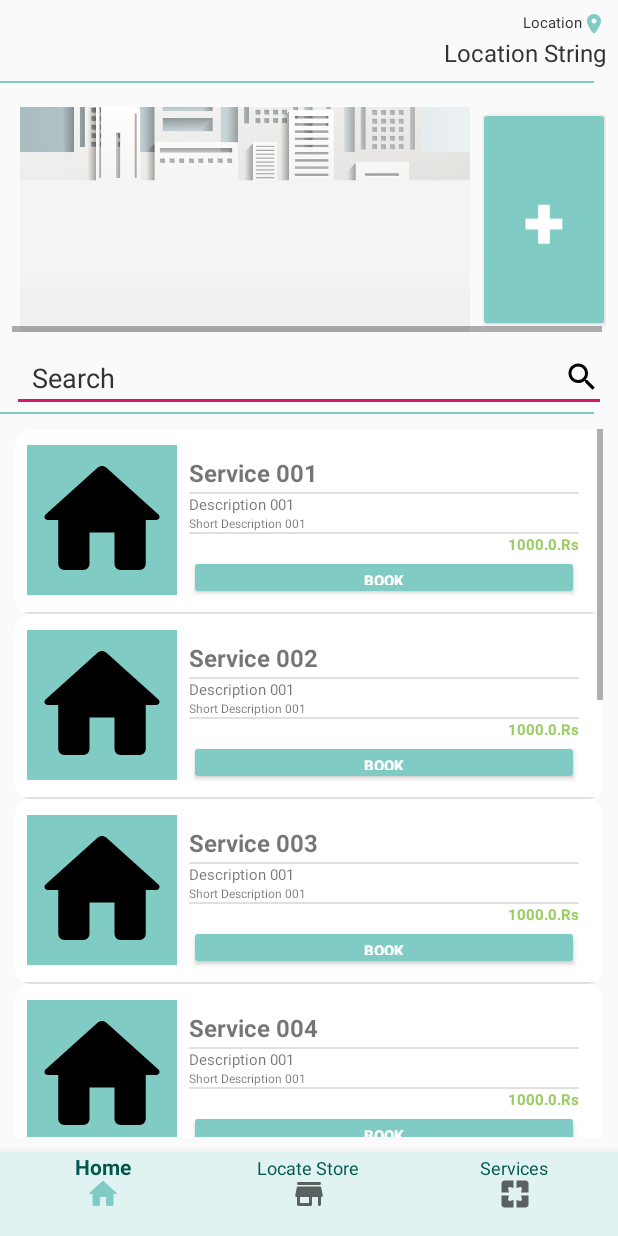
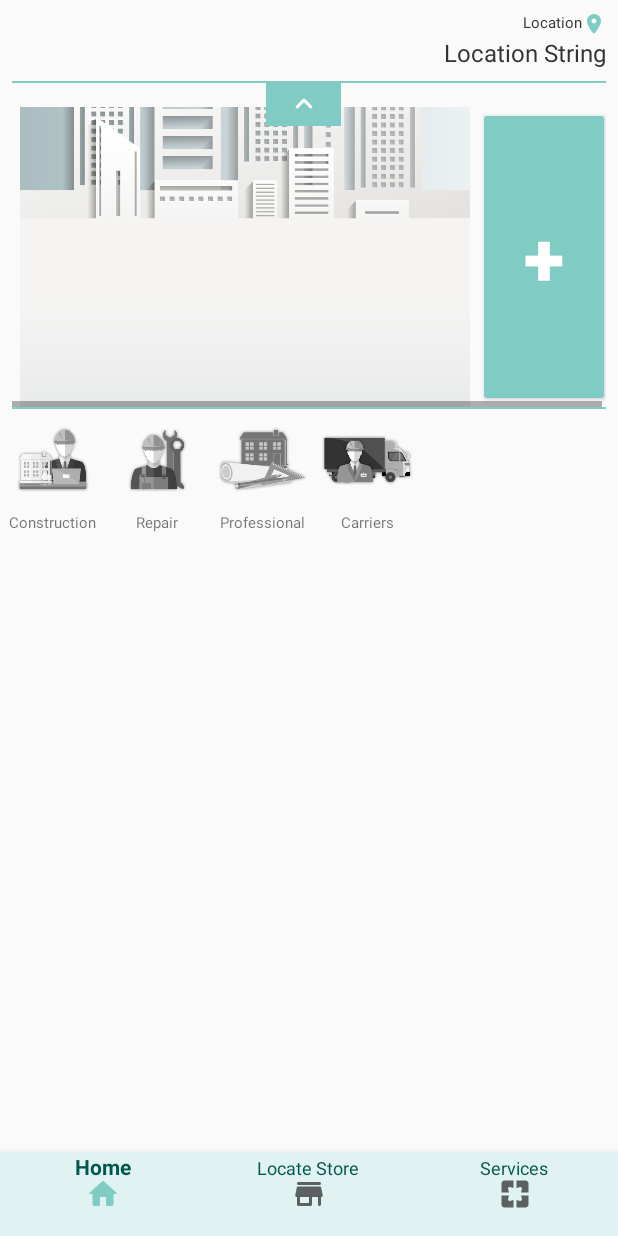
Before and after one commit to mayurs-code/Buildovo, an Android app: the MainActivity screen opened directly, with no data from a screen before it, on a phone screen of 412 x 824 dp. Run offline under Robolectric (Android 15) with nearby library versions, the phone set to English and light mode, and no system bars.

Commit message:
Initial Commit Recycler view can now change to items specified by sub categories

```diff
--- a/app/src/main/java/com/InfinitySolutions/buildovo/MainActivity.java
+++ b/app/src/main/java/com/InfinitySolutions/buildovo/MainActivity.java
@@ -2,33 +2,35 @@ package com.InfinitySolutions.buildovo;
 
 import androidx.annotation.NonNull;
 import androidx.appcompat.app.AppCompatActivity;
-import androidx.appcompat.widget.Toolbar;
 import androidx.core.app.ActivityCompat;
 import androidx.core.content.ContextCompat;
 import androidx.recyclerview.widget.LinearLayoutManager;
 import androidx.recyclerview.widget.RecyclerView;
 
 import android.Manifest;
-import android.app.Activity;
 import android.content.Context;
 import android.content.Intent;
 import android.content.pm.PackageManager;
-import android.content.res.Resources;
+import android.graphics.Color;
+import android.graphics.drawable.Drawable;
 import android.location.Address;
 import android.location.Geocoder;
 import android.location.Location;
 import android.location.LocationListener;
 import android.location.LocationManager;
 import android.os.Bundle;
-import android.os.Handler;
 import android.util.Log;
-import android.view.LayoutInflater;
+import android.view.Gravity;
 import android.view.MenuItem;
+import android.view.MotionEvent;
 import android.view.View;
+import android.view.ViewGroup;
 import android.widget.Button;
+import android.widget.HorizontalScrollView;
 import android.widget.ImageButton;
 import android.widget.ImageView;
 import android.widget.LinearLayout;
+import android.widget.RemoteViews;
 import android.widget.TextView;
 
 import com.google.android.gms.maps.model.LatLng;
@@ -68,6 +70,8 @@ public class MainActivity extends AppCompatActivity implements BottomNavigationV
     protected void onCreate(Bundle savedInstanceState) {
         super.onCreate(savedInstanceState);
         setContentView(R.layout.activity_main);
+
+
 
 
 
@@ -144,6 +148,9 @@ public class MainActivity extends AppCompatActivity implements BottomNavigationV
         recyclerView.setLayoutManager(new LinearLayoutManager(this));
 
 
+
+
+
         {
             cardList.add(
                     new ServicesCard(
@@ -155,113 +162,213 @@ public class MainActivity extends AppCompatActivity implements BottomNavigationV
                             "Book", R.drawable.home_icon
                     )
             );
-                cardList.add(
-                        new ServicesCard(
-                                1,
-                                "Service 002",
-                                "Description 001",
-                                "Short Description 001",
-                                1000.0,
-                                "Book", R.drawable.home_icon
-                        )
-                );
-                cardList.add(
-                        new ServicesCard(
-                                1,
-                                "Service 003",
-                                "Description 001",
-                                "Short Description 001",
-                                1000.0,
-                                "Book", R.drawable.home_icon
-                        )
-                );
-                cardList.add(
-                        new ServicesCard(
-                                1,
-                                "Service 004",
-                                "Description 001",
-                                "Short Description 001",
-                                1000.0,
-                                "Book", R.drawable.home_icon
-                        )
-                );
-                cardList.add(
-                        new ServicesCard(
-                                1,
-                                "Service 005",
-                                "Description 001",
-                                "Short Description 001",
-                                1000.0,
-                                "Book", R.drawable.home_icon
-                        )
-                );
-                cardList.add(
-                        new ServicesCard(
-                                1,
-                                "Service 001",
-                                "Description 001",
-                                "Short Description 001",
-                                1000.0,
-                                "Book", R.drawable.home_icon
-                        )
-                );
-                cardList.add(
-                        new ServicesCard(
-                                1,
-                                "Service 002",
-                                "Description 001",
-                                "Short Description 001",
-                                1000.0,
-                                "Book", R.drawable.home_icon
-                        )
-                );
-                cardList.add(
-                        new ServicesCard(
-                                1,
-                                "Service 003",
-                                "Description 001",
-                                "Short Description 001",
-                                1000.0,
-                                "Book", R.drawable.home_icon
-                        )
-                );
-                cardList.add(
-                        new ServicesCard(
-                                1,
-                                "Service 004",
-                                "Description 001",
-                                "Short Description 001",
-                                1000.0,
-                                "Book", R.drawable.home_icon
-                        )
-                );
-                cardList.add(
-                        new ServicesCard(
-                                1,
-                                "Service 005",
-                                "Description 001",
-                                "Short Description 001",
-                                1000.0,
-                                "Book", R.drawable.home_icon
-                        )
-                );
+
         }//add sample data
 
 
 
 
 
+
+//        adapter.setOnItemClickListner(new ServiceAdapters.OnItemClickListner() {
+//            @Override
+//            public void onItemClick(int position) {
+//                item_clicked(position);
+//
+//            }
+//        });
+
+    }//card view initialization
+        {
+            create_Cateogories(getDrawable(R.drawable.all_material_bw),"Construction");
+            create_Cateogories(getDrawable(R.drawable.repairsl_bw),"Repair");
+            create_Cateogories(getDrawable(R.drawable.special_bw),"Professional");
+            create_Cateogories(getDrawable(R.drawable.transport_bw),"Carriers");
+            ImageButton b=(ImageButton)findViewById(R.id.imageButton_first_cateogory);
+            b.setMaxWidth(0);
+            b.setVisibility(View.GONE);
+
+        }//Create cateogories
+
+
+    }
+
+
+
+    public void fill_cards(List<ServicesCard> cards_list,String title,RecyclerView recyclerView, ServiceAdapters adapter,int drawable)
+    {
+        cards_list.add(new ServicesCard(
+                1,
+                title,
+                "Description 001",
+                "Short Description 001",
+                1000.0,
+                "Book",
+                 drawable
+        ));
+
         adapter=new ServiceAdapters(this,cardList);
         recyclerView.setAdapter(adapter);
-            adapter.setOnItemClickListner(new ServiceAdapters.OnItemClickListner() {
+    }
+
+
+
+
+    public void collapse_ad(View view)
+    {
+        HorizontalScrollView hsv=(HorizontalScrollView)findViewById(R.id.horizontalScrollView);
+        ImageButton ib=(ImageButton) findViewById(R.id.collapse_ads);
+
+        ViewGroup.LayoutParams vlp=hsv.getLayoutParams();
+        if(vlp.height==0)
+        {
+            ib.setRotation(0);
+            vlp.height=500;
+        }
+        else {
+            ib.setRotation(180);
+            vlp.height=0;
+        }
+        hsv.setLayoutParams(vlp);
+
+    }
+
+    public void create_Cateogories(Drawable image,String text)
+    {
+        LinearLayout layout=(LinearLayout)findViewById(R.id.service_cateogories_linear);
+        LinearLayout layoutVertical=new LinearLayout(this);
+        layoutVertical.setOrientation(LinearLayout.VERTICAL);
+        TextView category_text=new TextView(this);
+        category_text.setTextSize(10);
+        category_text.setText(text);
+        category_text.setGravity(Gravity.CENTER);
+        ImageButton cateogory=new ImageButton(this);
+        cateogory.setId(layout.getChildCount()+100);
+        cateogory.setLayoutParams(((ImageButton)findViewById(R.id.imageButton_first_cateogory)).getLayoutParams());
+        cateogory.setImageDrawable(image);
+        cateogory.setBackgroundColor((Color.TRANSPARENT));
+        cateogory.setScaleType(ImageView.ScaleType.CENTER_CROP);
+        cateogory.setOnClickListener(new View.OnClickListener() {
             @Override
-            public void onItemClick(int position) {
-                item_clicked(position);
+            public void onClick(View view) {
+
+
+                switch (view.getId())
+                {
+
+
+                    case 101:
+                    {
+                        cardList=new ArrayList<>();
+                        reset_all_Cateogories();
+                        ImageButton b=(ImageButton)findViewById(view.getId());
+                        b.setImageDrawable(getDrawable(R.drawable.all_material_co));
+                        {
+                            ArrayList<String> subCat=new ArrayList<>();
+                            subCat.add("Construction Materials");
+                            subCat.add("Sanitary and Hardwares");
+                            subCat.add("Electricals and Electronics");
+                            subCat.add("Paints and POP");
+                            subCat.add("Plumbing");
+                            subCat.add("Hardware Fixtures");
+
+
+                            for (String i:subCat)
+                                fill_cards(cardList,i,recyclerView,adapter,R.drawable.all_material_bw);
+                        }//add sub categories
+
+                        Log.i("drawing","WORKING");
+                        break;
+
+                    }
+                    case 102:
+                    {
+                        cardList=new ArrayList<>();
+                        reset_all_Cateogories();
+                        ImageButton b=(ImageButton)findViewById(view.getId());
+                        b.setImageDrawable(getDrawable(R.drawable.repairsl_co));
+                        {
+                            ArrayList<String> subCat=new ArrayList<>();
+                            subCat.add("Technicians");
+                            subCat.add("Plumbers");
+                            subCat.add("Carpenters");
+                            subCat.add("Painters");
+                            subCat.add("Welders");
+                            subCat.add("Contractors");
+
+
+                            for (String i:subCat)
+                                fill_cards(cardList,i,recyclerView,adapter,R.drawable.repairsl_bw);
+                        }//add sub categories
+
+                        break;
+
+                    }
+                    case 103:
+                    {
+                        cardList=new ArrayList<>();
+                        reset_all_Cateogories();
+                        ImageButton b=(ImageButton)findViewById(view.getId());
+                        b.setImageDrawable(getDrawable(R.drawable.special_co));
+                        {
+                            ArrayList<String> subCat=new ArrayList<>();
+                            subCat.add("Plan and Desigining");
+                            subCat.add("Interior and exterior Desigining");
+                            subCat.add("Site Engineers");
+
+
+                            for (String i:subCat)
+                                fill_cards(cardList,i,recyclerView,adapter,R.drawable.special_bw);
+                        }//add sub categories
+                        break;
+
+                    }
+                    case 104:
+                    {
+                        cardList=new ArrayList<>();
+                        reset_all_Cateogories();
+                        ImageButton b=(ImageButton)findViewById(view.getId());
+                        b.setImageDrawable(getDrawable(R.drawable.transport_co));
+                        {
+                            ArrayList<String> subCat=new ArrayList<>();
+                            subCat.add("Light duty vehicle");
+                            subCat.add("Medium duty vehicle");
+                            subCat.add("Heavy duty vehicle");
+                            subCat.add("Construction Vehicle");
+                            subCat.add("JCB's and Road Rollers");
+
+
+                            for (String i:subCat)
+                                fill_cards(cardList,i,recyclerView,adapter,R.drawable.transport_bw);
+                        }//add sub categories
+                        break;
+
+                    }
+
+                }
 
             }
         });
 
-        }//card view initialization
+        layoutVertical.addView(cateogory);
+        layoutVertical.addView(category_text);
+        layout.addView(layoutVertical);
+
+
+    }
+
+    public void reset_all_Cateogories()
+    {
+
+        ImageButton b1=(ImageButton)findViewById((int)101);
+        ImageButton b2=(ImageButton)findViewById((int)102);
+        ImageButton b3=(ImageButton)findViewById((int)103);
+        ImageButton b4=(ImageButton)findViewById((int)104);
+        b1.setImageDrawable(getDrawable(R.drawable.all_material_bw));
+        b2.setImageDrawable(getDrawable(R.drawable.repairsl_bw));
+        b3.setImageDrawable(getDrawable(R.drawable.special_bw));
+        b4.setImageDrawable(getDrawable(R.drawable.transport_bw));
+
 
     }
 
@@ -298,6 +405,9 @@ public class MainActivity extends AppCompatActivity implements BottomNavigationV
         new_button.setLayoutParams(sample_button.getLayoutParams());
         advertize_layout.addView(new_button,0);
     }
+
+
+
 
     @Override
     public boolean onNavigationItemSelected(@NonNull MenuItem menuItem)
--- a/app/src/main/java/com/InfinitySolutions/buildovo/logo_start.java
+++ b/app/src/main/java/com/InfinitySolutions/buildovo/logo_start.java
@@ -20,7 +20,7 @@ public class logo_start extends AppCompatActivity {
                 startActivity(toHomeScreen);
                 finish();
             }
-        },3500);
+        },1000);
 
     }
 }
--- /dev/null
+++ b/app/src/main/res/drawable/arrow_up.xml
@@ -0,0 +1,9 @@
+<vector xmlns:android="http://schemas.android.com/apk/res/android"
+    android:width="24dp"
+    android:height="24dp"
+    android:viewportWidth="24"
+    android:viewportHeight="24">
+  <path
+      android:fillColor="@color/white"
+      android:pathData="M8.12,14.71L12,10.83l3.88,3.88c0.39,0.39 1.02,0.39 1.41,0 0.39,-0.39 0.39,-1.02 0,-1.41L12.7,8.71c-0.39,-0.39 -1.02,-0.39 -1.41,0L6.7,13.3c-0.39,0.39 -0.39,1.02 0,1.41 0.39,0.38 1.03,0.39 1.42,0z"/>
+</vector>
--- /dev/null
+++ b/app/src/main/res/drawable/roundcorner.xml
@@ -0,0 +1,6 @@
+<shape xmlns:android="http://schemas.android.com/apk/res/android"
+    android:shape="oval">
+
+    <solid android:color="#ffffff" />
+
+</shape>
--- a/app/src/main/res/layout/activity_main.xml
+++ b/app/src/main/res/layout/activity_main.xml
@@ -8,9 +8,7 @@
     android:layout_height="match_parent"
     tools:context="MainActivity">
 
-    <androidx.constraintlayout.widget.ConstraintLayout xmlns:android="http://schemas.android.com/apk/res/android"
-        xmlns:app="http://schemas.android.com/apk/res-auto"
-        xmlns:tools="http://schemas.android.com/tools"
+    <androidx.constraintlayout.widget.ConstraintLayout
         android:layout_width="match_parent"
         android:layout_height="match_parent"
         android:orientation="vertical"
@@ -61,17 +59,19 @@
             android:id="@+id/divider"
             android:layout_width="0dp"
             android:layout_height="1.5dp"
+            android:layout_marginStart="8dp"
             android:layout_marginTop="8dp"
             android:layout_marginEnd="8dp"
             android:background="?android:attr/listDivider"
             android:foreground="@color/colorPrimary"
-            app:layout_constraintEnd_toEndOf="@+id/location_Linear_layout"
+            app:layout_constraintEnd_toEndOf="parent"
+            app:layout_constraintStart_toStartOf="parent"
             app:layout_constraintTop_toBottomOf="@+id/location_Linear_layout" />
 
         <HorizontalScrollView
             android:id="@+id/horizontalScrollView"
             android:layout_width="0dp"
-            android:layout_height="wrap_content"
+            android:layout_height="200dp"
             android:layout_marginStart="8dp"
             android:layout_marginTop="16dp"
             android:layout_marginEnd="8dp"
@@ -82,7 +82,7 @@
             <LinearLayout
                 android:id="@+id/advertize_linear_layout"
                 android:layout_width="wrap_content"
-                android:layout_height="150dp">
+                android:layout_height="match_parent">
 
                 <ImageView
                     android:id="@+id/ad_button_first"
@@ -111,36 +111,68 @@
             </LinearLayout>
         </HorizontalScrollView>
 
-        <EditText
-            android:id="@+id/search_field"
+
+        <ImageButton
+            android:id="@+id/collapse_ads"
+            android:layout_width="50dp"
+            android:layout_height="30dp"
+            android:layout_marginTop="8dp"
+            android:layout_marginEnd="8dp"
+            android:background="@color/colorPrimary"
+            android:fadingEdge="vertical"
+            android:onClick="collapse_ad"
+            android:src="@drawable/arrow_up"
+            app:layout_constraintEnd_toEndOf="parent"
+            app:layout_constraintStart_toStartOf="parent"
+            app:layout_constraintTop_toBottomOf="@+id/location_Linear_layout" />
+
+        <HorizontalScrollView
+            android:id="@+id/service_cateogories_scroll"
             android:layout_width="0dp"
             android:layout_height="wrap_content"
-            android:layout_marginStart="8dp"
-            android:layout_marginTop="8dp"
-            android:layout_marginEnd="8dp"
-            android:drawableRight="@drawable/search_icon"
-            android:ems="10"
-            android:hint="  Search  "
-            android:inputType="textPersonName"
-            android:pointerIcon="copy"
-            android:textColor="#4DB6AC"
-            android:textColorHighlight="#A5D6A7"
-            android:textColorHint="#333333"
-            android:textColorLink="#80CBC4"
+            app:layout_constraintBottom_toTopOf="@id/recycler_services"
             app:layout_constraintEnd_toEndOf="parent"
             app:layout_constraintStart_toStartOf="parent"
-            app:layout_constraintTop_toBottomOf="@+id/horizontalScrollView" />
+            app:layout_constraintTop_toTopOf="@id/divider2">
 
+            <LinearLayout
+                android:id="@+id/service_cateogories_linear"
+                android:layout_width="wrap_content"
+                android:layout_height="match_parent"
+                android:orientation="horizontal">
+
+                <LinearLayout
+                    android:id="@+id/service_cateogories_linear_vertical"
+                    android:layout_width="match_parent"
+                    android:layout_height="match_parent"
+                    android:layout_weight="1"
+                    android:orientation="vertical">
+
+                    <ImageButton
+                        android:id="@+id/imageButton_first_cateogory"
+                        android:layout_width="70dp"
+                        android:layout_height="70dp"
+                        android:layout_weight="1"
+                        android:background="@android:color/transparent"
+                        android:scaleType="centerCrop"
+                        android:src="@drawable/starter_logo2512" />
+
+                </LinearLayout>
+
+            </LinearLayout>
+        </HorizontalScrollView>
 
         <View
             android:id="@+id/divider2"
             android:layout_width="0dp"
             android:layout_height="1.5dp"
+            android:layout_marginStart="8dp"
+            android:layout_marginEnd="8dp"
             android:background="@color/colorPrimary"
             android:backgroundTint="@color/colorPrimary"
-            app:layout_constraintEnd_toEndOf="@+id/divider"
-            app:layout_constraintStart_toStartOf="@+id/divider"
-            app:layout_constraintTop_toBottomOf="@+id/search_field" />
+            app:layout_constraintEnd_toEndOf="parent"
+            app:layout_constraintStart_toStartOf="parent"
+            app:layout_constraintTop_toBottomOf="@id/horizontalScrollView" />
 
         <androidx.recyclerview.widget.RecyclerView
             android:id="@+id/recycler_services"
@@ -156,9 +188,9 @@
             android:padding="2dp"
             android:scrollbars="vertical"
             app:layout_constraintBottom_toTopOf="@+id/navigationView"
-            app:layout_constraintEnd_toEndOf="@+id/container"
-            app:layout_constraintStart_toStartOf="@+id/container"
-            app:layout_constraintTop_toBottomOf="@+id/divider2" />
+            app:layout_constraintEnd_toEndOf="parent"
+            app:layout_constraintStart_toStartOf="parent"
+            app:layout_constraintTop_toBottomOf="@id/service_cateogories_scroll" />
 
         <com.google.android.material.bottomnavigation.BottomNavigationView
             android:id="@+id/navigationView"
@@ -182,6 +214,7 @@
         android:layout_height="match_parent"
         android:layout_gravity="start"
         app:layout_constraintTop_toTopOf="parent"
+
         app:menu="@menu/sidebar_tems"
         app:headerLayout="@layout/sidebar_header"
         tools:layout_editor_absoluteX="8dp"></com.google.android.material.navigation.NavigationView>
--- a/app/src/main/res/layout/pallate_card_view_layout.xml
+++ b/app/src/main/res/layout/pallate_card_view_layout.xml
@@ -30,9 +30,10 @@
 
             <ImageView
                 android:id="@+id/service_image_view"
-                android:layout_width="100dp"
-                android:layout_height="100dp"
-                android:background="@color/colorPrimary"
+                android:layout_width="70dp"
+                android:layout_height="70dp"
+                android:background="@android:color/transparent"
+
                 android:outlineAmbientShadowColor="@color/black"
                 android:scaleType="centerCrop" />
 
@@ -85,6 +86,7 @@
                     android:layout_width="match_parent"
                     android:layout_height="wrap_content"
                     android:text="Rs. TAG"
+                    android:visibility="gone"
                     android:textAlignment="viewEnd"
                     android:textColor="#9CCC65"
                     android:textSize="10sp"
@@ -96,6 +98,7 @@
                     android:layout_height="30sp"
                     android:layout_gravity="center"
                     android:backgroundTint="@color/colorPrimary"
+                    android:visibility="gone"
 
                     android:text="BOOK"
                     android:textAlignment="center"
```
Also changed, not shown: app/src/main/res/drawable/all_material_bw.png (added), app/src/main/res/drawable/all_material_co.png (added), app/src/main/res/drawable/repairsl_bw.png (added), app/src/main/res/drawable/repairsl_co.png (added), app/src/main/res/drawable/special_bw.png (added), app/src/main/res/drawable/special_co.png (added), app/src/main/res/drawable/transport_bw.png (added), app/src/main/res/drawable/transport_co.png (added). Lines whose indentation alone changed are shown as unchanged.
